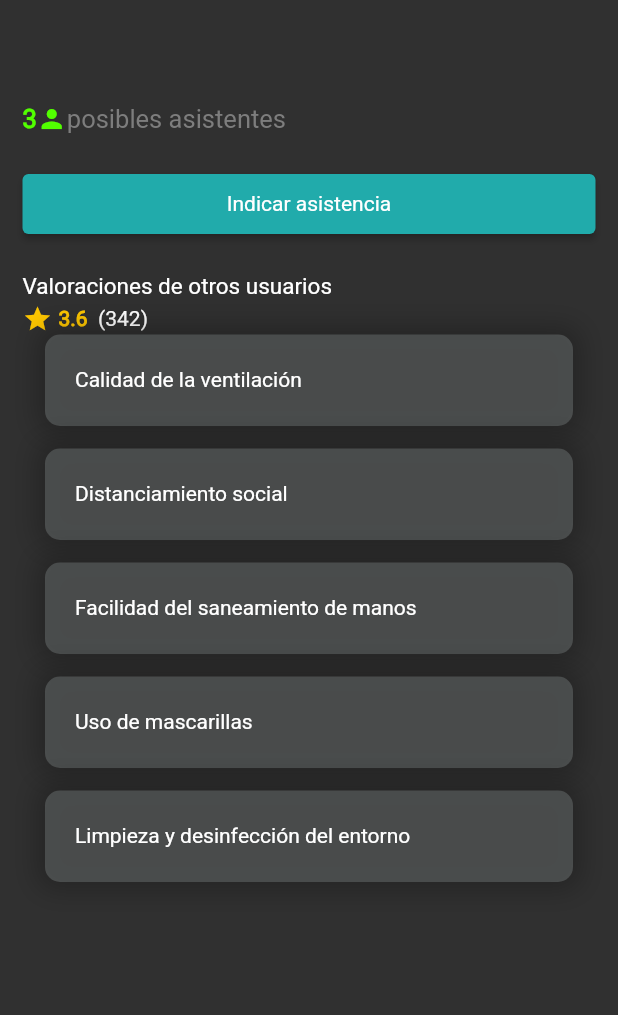
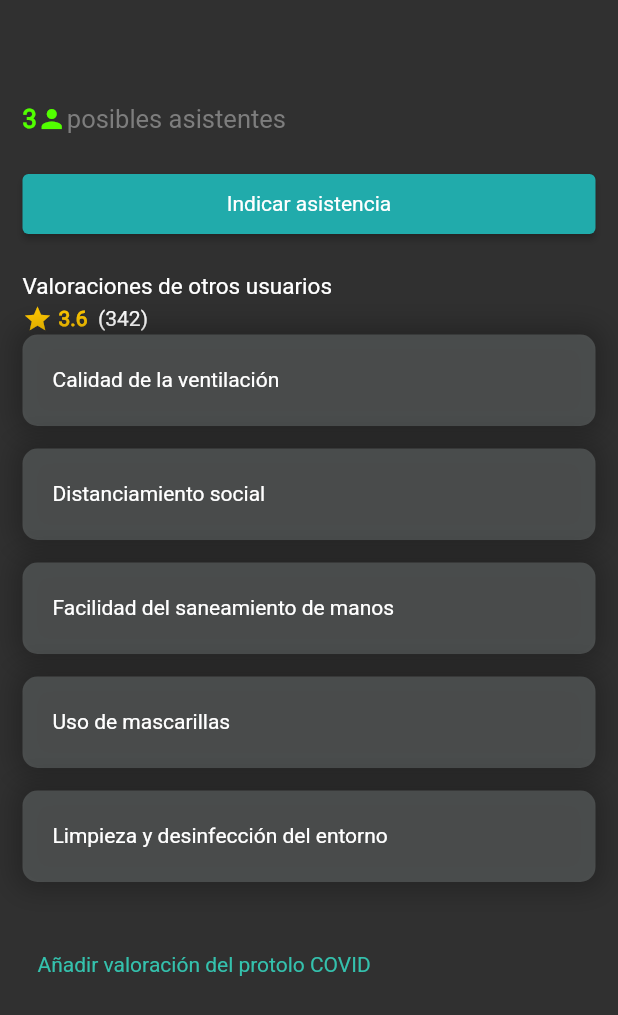
Before and after one commit to javidiazdom/where-to-go-app, a Flutter app: the PlaceDisplay widget shown alone on an empty page, opened directly, on a phone screen of 412 x 824 dp. Shown: the top 1015 px of the screen. Run offline on Flutter 3.47's test engine with Material 2 defaults, Android fonts, the phone set to English and light mode, and no system bars; our stand-ins replace shared_preferences, sliding_up_panel; missing offline and left inert: mapbox_gl; accounts and stored records are empty.

Commit message:
:sparkles: Added button to place display

```diff
--- a/app/lib/infraestructure/view/widgets/PlaceDisplay.dart
+++ b/app/lib/infraestructure/view/widgets/PlaceDisplay.dart
@@ -94,7 +94,7 @@ class PlaceDisplayState extends State<PlaceDisplay> {
                   itemBuilder: (BuildContext ctxt, int index) {
                     return new Container(
                       padding: EdgeInsets.all(20),
-                      margin: EdgeInsets.only(bottom: 15, left: 15, right: 15),
+                      margin: EdgeInsets.only(bottom: 15, left: 0, right: 0),
                       child: Text(this._place.ratings[index].name),
                       decoration: BoxDecoration(
                           borderRadius: BorderRadius.circular(10),
@@ -107,6 +107,13 @@ class PlaceDisplayState extends State<PlaceDisplay> {
                           ]),
                     );
                   }),
+            ),
+            Container(
+              margin: EdgeInsets.symmetric(vertical: 10, horizontal: 10),
+              child: Text(
+                "Añadir valoración del protolo COVID",
+                style: TextStyle(color: Color(0xff34C1AD)),
+              ),
             )
           ]),
         )));
--- a/app/lib/infraestructure/view/widgets/SearchBox.dart
+++ b/app/lib/infraestructure/view/widgets/SearchBox.dart
@@ -12,6 +12,7 @@ class SearchBoxState extends State<SearchBox> {
   Widget build(BuildContext context) {
     return Container(
       padding: EdgeInsets.symmetric(horizontal: 10),
+      margin: EdgeInsets.symmetric(horizontal: 15),
       decoration: BoxDecoration(
           color: Color(0xff666666), borderRadius: BorderRadius.circular(10)),
       child: TextField(
```
